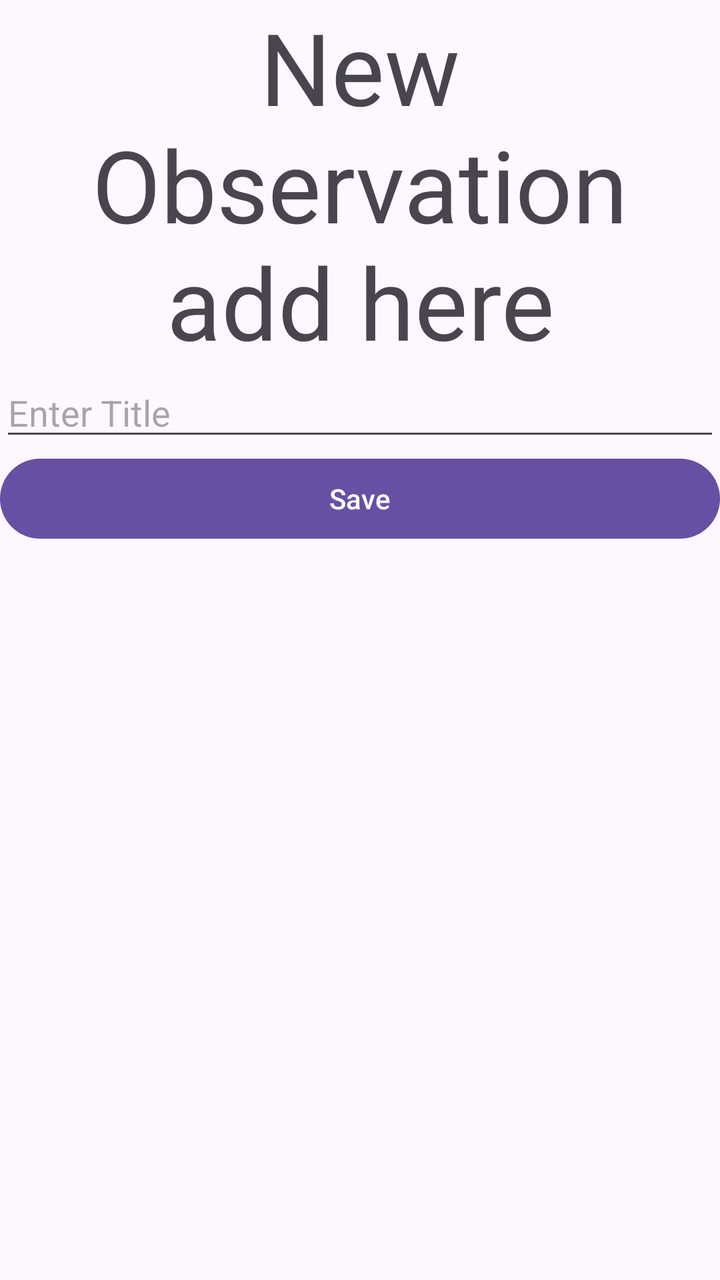
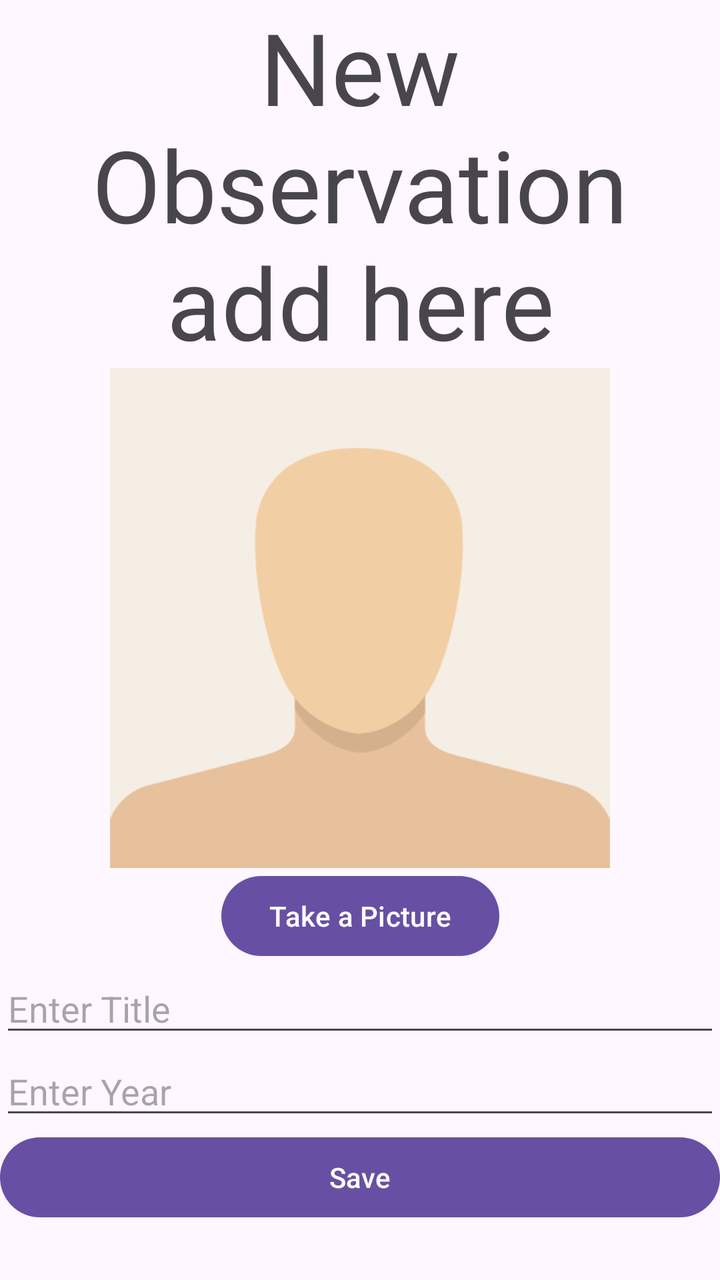

Compare the two renders of this Android layout. The source of the first and the diff that turns it into the second are given below.
<!-- AndroidManifest.xml: application theme Theme.MHIke -->
<!-- res/layout/activity_add_observation.xml -->
<?xml version="1.0" encoding="utf-8"?>
<LinearLayout
    android:orientation="vertical"
    xmlns:android="http://schemas.android.com/apk/res/android"
    xmlns:app="http://schemas.android.com/apk/res-auto"
    xmlns:tools="http://schemas.android.com/tools"
    android:layout_width="match_parent"
    android:layout_height="match_parent"
    tools:context=".AddObservationActivity">

    <TextView
        android:layout_width="wrap_content"
        android:layout_height="wrap_content"
        android:text="New Observation add here"
        android:textSize="50sp"
        android:gravity="center"/>

    <EditText
        android:id="@+id/txt_Title"
        android:layout_width="match_parent"
        android:layout_height="wrap_content"
        android:hint="Enter Title"/>

    <Button
        android:id="@+id/btn_SaveQualification"
        android:layout_width="match_parent"
        android:layout_height="wrap_content"
        android:text="Save"/>


</LinearLayout>
<!-- resources referenced by this layout -->
<resources>
  <style name="Theme.MHIke" parent="Base.Theme.MHIke" />
  <style name="Base.Theme.MHIke" parent="Theme.Material3.DayNight.NoActionBar">
          
          
      </style>
</resources>

<!-- the commit's change to res/layout/activity_add_observation.xml (unified diff, before → after) -->
@@ -1,6 +1,6 @@
 <?xml version="1.0" encoding="utf-8"?>
-<LinearLayout
-    android:orientation="vertical"
+<androidx.constraintlayout.widget.ConstraintLayout
+
     xmlns:android="http://schemas.android.com/apk/res/android"
     xmlns:app="http://schemas.android.com/apk/res-auto"
     xmlns:tools="http://schemas.android.com/tools"
@@ -9,23 +9,63 @@
     tools:context=".AddObservationActivity">
 
     <TextView
+        android:id="@+id/textView2"
         android:layout_width="wrap_content"
         android:layout_height="wrap_content"
+        android:gravity="center"
         android:text="New Observation add here"
         android:textSize="50sp"
-        android:gravity="center"/>
+        app:layout_constraintEnd_toEndOf="parent"
+        app:layout_constraintStart_toStartOf="parent"
+        app:layout_constraintTop_toTopOf="parent" />
+
+    <ImageView
+        android:id="@+id/ivUser"
+        android:layout_width="match_parent"
+        android:layout_height="250dp"
+        android:src="@drawable/default_avatar"
+        app:layout_constraintEnd_toEndOf="parent"
+        app:layout_constraintStart_toStartOf="parent"
+        app:layout_constraintTop_toBottomOf="@+id/textView2" />
+
+
+    <Button
+        android:id="@+id/btnTakePicture"
+        android:layout_width="wrap_content"
+        android:layout_height="wrap_content"
+        android:text="Take a Picture"
+        app:layout_constraintEnd_toEndOf="parent"
+        app:layout_constraintStart_toStartOf="parent"
+        app:layout_constraintTop_toBottomOf="@+id/ivUser" />
+
 
     <EditText
         android:id="@+id/txt_Title"
         android:layout_width="match_parent"
         android:layout_height="wrap_content"
-        android:hint="Enter Title"/>
+        android:hint="Enter Title"
+        app:layout_constraintEnd_toEndOf="parent"
+        app:layout_constraintStart_toStartOf="parent"
+        app:layout_constraintTop_toBottomOf="@+id/btnTakePicture" />
+
+
+    <EditText
+        android:id="@+id/txt_Year"
+        android:layout_width="match_parent"
+        android:layout_height="wrap_content"
+        android:hint="Enter Year"
+        app:layout_constraintEnd_toEndOf="parent"
+        app:layout_constraintStart_toStartOf="parent"
+        app:layout_constraintTop_toBottomOf="@+id/txt_Title" />
+
 
     <Button
         android:id="@+id/btn_SaveQualification"
         android:layout_width="match_parent"
         android:layout_height="wrap_content"
-        android:text="Save"/>
+        android:text="Save"
+        app:layout_constraintEnd_toEndOf="parent"
+        app:layout_constraintStart_toStartOf="parent"
+        app:layout_constraintTop_toBottomOf="@+id/txt_Year" />
 
-
-</LinearLayout>
+</androidx.constraintlayout.widget.ConstraintLayout>
<!-- resource entries referenced after the edit -->
@@ -1,5 +1,6 @@
 <!-- resources referenced by this layout -->
 <resources>
+  <!-- drawable default_avatar: png bitmap (drawable, 9538 bytes) -->
   <style name="Theme.MHIke" parent="Base.Theme.MHIke" />
   <style name="Base.Theme.MHIke" parent="Theme.Material3.DayNight.NoActionBar">
           
